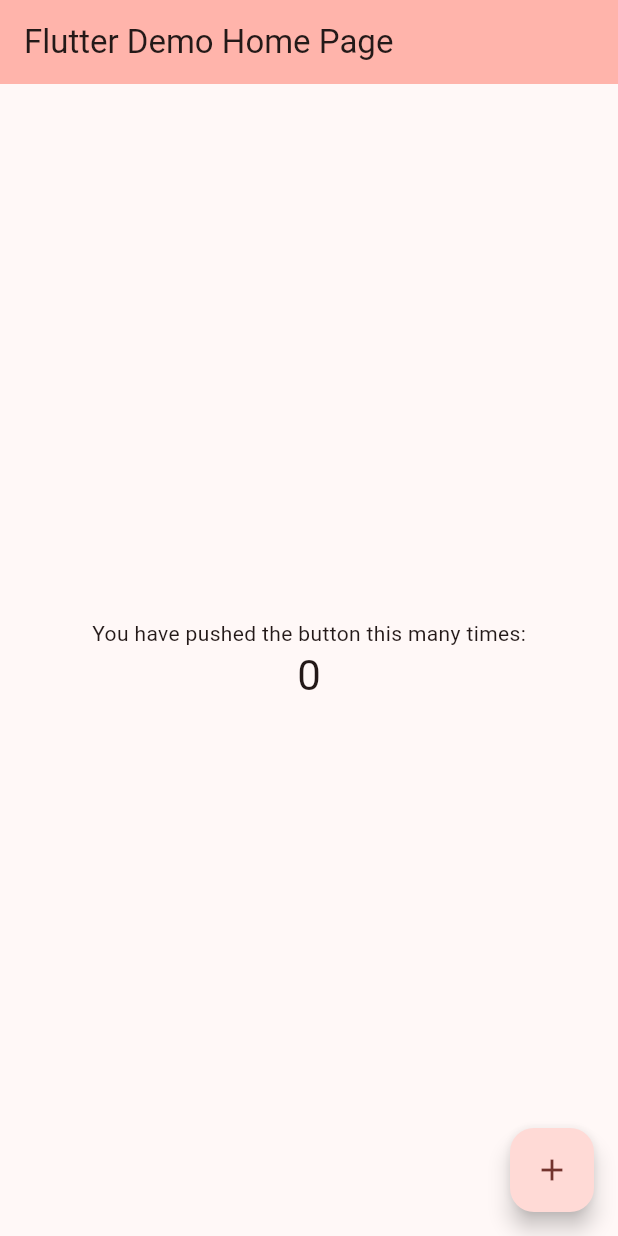
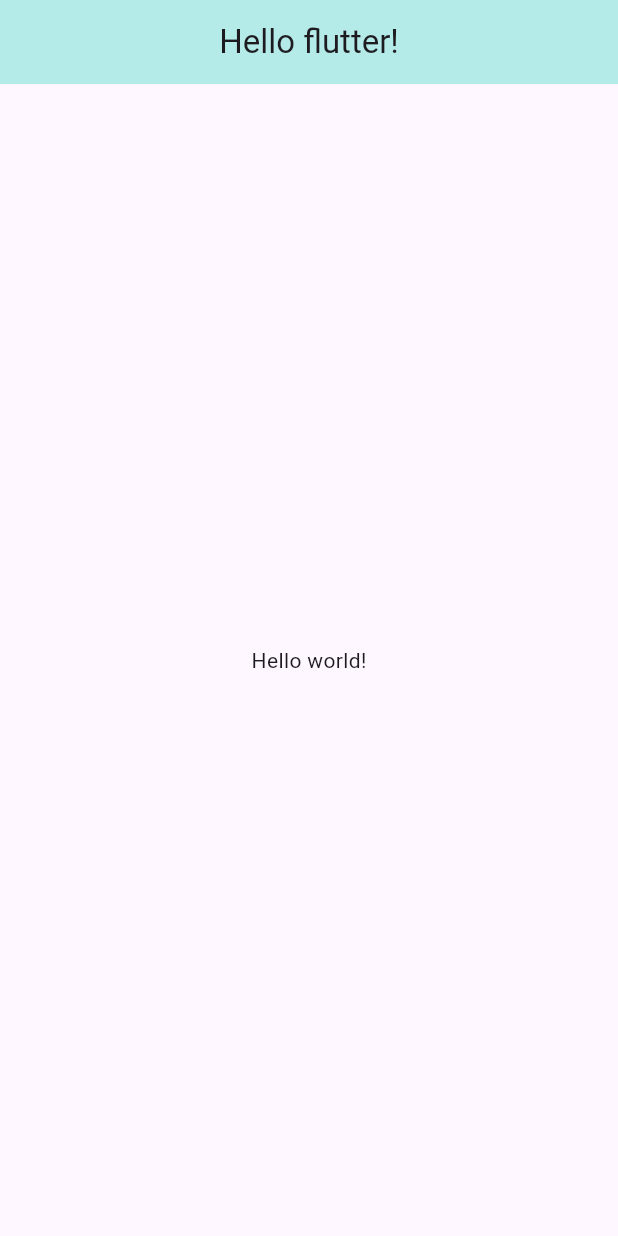
Before and after one commit to DongHyeonKim-tech/toonflix, a Flutter app: the screen it shows after launch, on a phone screen of 412 x 824 dp. Run offline on Flutter 3.47's test engine with Material 3 defaults, Android fonts, the phone set to English and light mode, and no system bars.

Commit message:
#2 complete!

```diff
--- a/lib/main.dart
+++ b/lib/main.dart
@@ -1,68 +1,50 @@
+import 'package:flutter/cupertino.dart';
 import 'package:flutter/material.dart';
 
-void main() {
-  runApp(const MyApp());
+class Player {
+  // step 1
+  // String name = 'kim';
+
+  // step 2
+  // String name;
+  // Player(this.name);
+
+  // step 3
+  String? name;
+  Player({required this.name});
 }
 
-class MyApp extends StatelessWidget {
-  const MyApp({super.key});
+void main() {
+  // step 1
+  // var kim = Player();
 
+  // step 2
+  // var kim = Player('kim');
+
+  // step 3
+  var kim = Player(name: 'kim');
+
+  runApp(App());
+}
+
+// App은 material(google), cupertino(apple) 디자인 시스템 중 하나 return
+class App extends StatelessWidget {
   @override
   Widget build(BuildContext context) {
+    // throw UnimplementedError();
     return MaterialApp(
-      title: 'Flutter Demo',
-      theme: ThemeData(
-        colorScheme: ColorScheme.fromSeed(seedColor: Colors.red.shade900),
-        useMaterial3: true,
+      home: Scaffold(
+        appBar: AppBar(
+          title: Center(child: Text('Hello flutter!')),
+          // centerTitle: false,
+          // 그림자
+          // elevation: 1,
+          // title: Text('Hello flutter'),
+          backgroundColor: Color.fromARGB(75, 4, 203, 173),
+        ),
+        // new를 쓰던 말던 상관없음
+        body: new Center(child: Text('Hello world!')),
       ),
-      home: const MyHomePage(title: 'Flutter Demo Home Page'),
     );
   }
 }
-
-class MyHomePage extends StatefulWidget {
-  const MyHomePage({super.key, required this.title});
-  final String title;
-
-  @override
-  State<MyHomePage> createState() => _MyHomePageState();
-}
-
-class _MyHomePageState extends State<MyHomePage> {
-  int _counter = 0;
-
-  void _incrementCounter() {
-    setState(() {
-      _counter++;
-    });
-  }
-
-  @override
-  Widget build(BuildContext context) {
-    return Scaffold(
-      appBar: AppBar(
-        backgroundColor: Theme.of(context).colorScheme.inversePrimary,
-        title: Text(widget.title),
-      ),
-      body: Center(
-        child: Column(
-          mainAxisAlignment: MainAxisAlignment.center,
-          children: <Widget>[
-            const Text(
-              'You have pushed the button this many times:',
-            ),
-            Text(
-              '$_counter',
-              style: Theme.of(context).textTheme.headlineMedium,
-            ),
-          ],
-        ),
-      ),
-      floatingActionButton: FloatingActionButton(
-        onPressed: _incrementCounter,
-        tooltip: 'Increment',
-        child: const Icon(Icons.add),
-      ), // This trailing comma makes auto-formatting nicer for build methods.
-    );
-  }
-}
```
